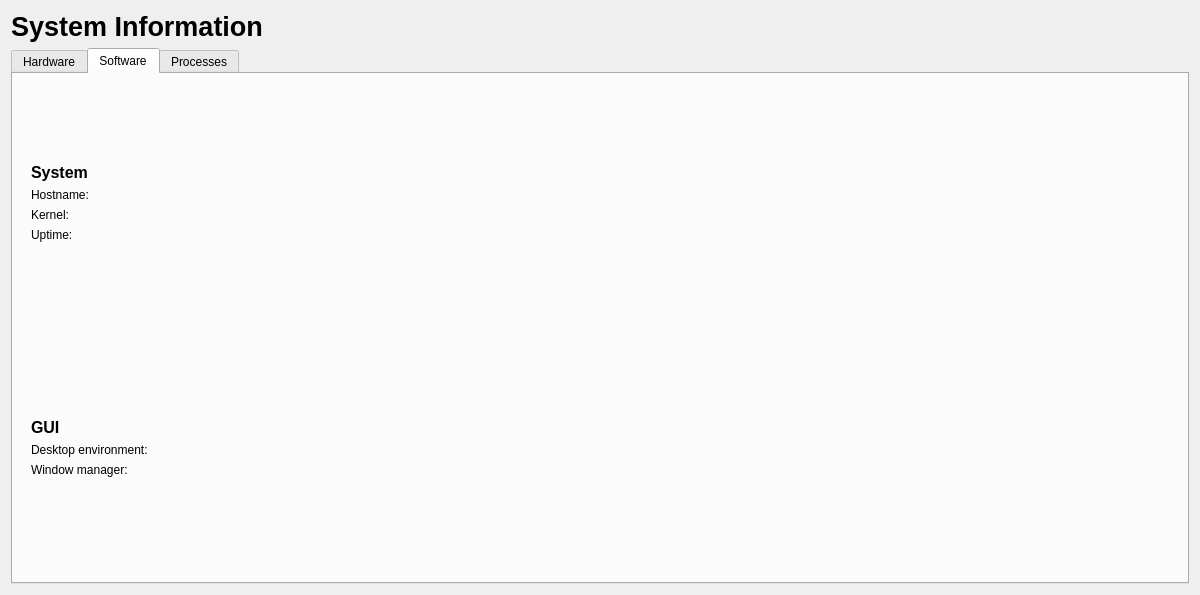
szabatoro/archcentral-thesis, file archcentral/ui/designer/sysinfo.ui: the form before one commit.
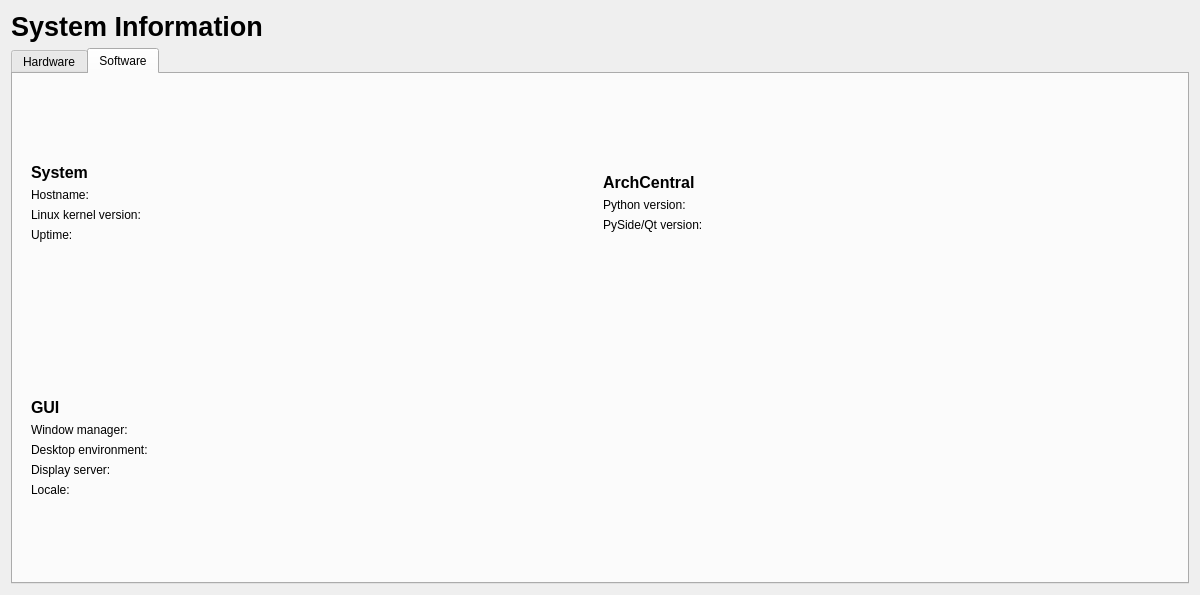
The form after the commit. The open tabs and pages were chosen to show the change. Custom widgets are drawn as their Qt base class.

Commit message: reworked sysinfo to use the threaded controller model and added some software info fetching

What changed in the file:
```diff
--- a/archcentral/ui/designer/sysinfo.ui
+++ b/archcentral/ui/designer/sysinfo.ui
@@ -296,74 +296,8 @@
       <attribute name="title">
        <string>Software</string>
       </attribute>
-      <layout class="QVBoxLayout" name="verticalLayout_7">
-       <item>
-        <widget class="QWidget" name="system" native="true">
-         <layout class="QVBoxLayout" name="verticalLayout_8">
-          <item>
-           <spacer name="verticalSpacer_7">
-            <property name="orientation">
-             <enum>Qt::Orientation::Vertical</enum>
-            </property>
-            <property name="sizeHint" stdset="0">
-             <size>
-              <width>20</width>
-              <height>40</height>
-             </size>
-            </property>
-           </spacer>
-          </item>
-          <item>
-           <widget class="QLabel" name="system_title">
-            <property name="font">
-             <font>
-              <pointsize>12</pointsize>
-              <bold>true</bold>
-             </font>
-            </property>
-            <property name="text">
-             <string>System</string>
-            </property>
-           </widget>
-          </item>
-          <item>
-           <widget class="QLabel" name="hostname">
-            <property name="text">
-             <string>Hostname:</string>
-            </property>
-           </widget>
-          </item>
-          <item>
-           <widget class="QLabel" name="kernel_name">
-            <property name="text">
-             <string>Kernel:</string>
-            </property>
-           </widget>
-          </item>
-          <item>
-           <widget class="QLabel" name="uptime">
-            <property name="text">
-             <string>Uptime: </string>
-            </property>
-           </widget>
-          </item>
-          <item>
-           <spacer name="verticalSpacer_8">
-            <property name="orientation">
-             <enum>Qt::Orientation::Vertical</enum>
-            </property>
-            <property name="sizeHint" stdset="0">
-             <size>
-              <width>20</width>
-              <height>40</height>
-             </size>
-            </property>
-           </spacer>
-          </item>
-         </layout>
-        </widget>
-       </item>
-       <item>
+      <layout class="QGridLayout" name="gridLayout">
+       <item row="1" column="0">
         <widget class="QWidget" name="gui" native="true">
          <property name="minimumSize">
           <size>
@@ -399,19 +333,33 @@
            </widget>
           </item>
           <item>
-           <widget class="QLabel" name="de">
-            <property name="text">
-             <string>Desktop environment:</string>
-            </property>
-           </widget>
-          </item>
-          <item>
-           <widget class="QLabel" name="wm">
+           <widget class="QLabel" name="wm_label">
             <property name="text">
              <string>Window manager:</string>
             </property>
            </widget>
           </item>
+          <item>
+           <widget class="QLabel" name="de_label">
+            <property name="text">
+             <string>Desktop environment:</string>
+            </property>
+           </widget>
+          </item>
+          <item>
+           <widget class="QLabel" name="ds">
+            <property name="text">
+             <string>Display server:</string>
+            </property>
+           </widget>
+          </item>
+          <item>
+           <widget class="QLabel" name="locale_label">
+            <property name="text">
+             <string>Locale: </string>
+            </property>
+           </widget>
+          </item>
           <item>
            <spacer name="verticalSpacer_10">
             <property name="orientation">
@@ -431,13 +379,134 @@
        <item>
         <widget class="QWidget" name="widget_3" native="true"/>
        </item>
+       <item row="0" column="0">
+        <widget class="QWidget" name="system" native="true">
+         <layout class="QVBoxLayout" name="verticalLayout_8">
+          <item>
+           <spacer name="verticalSpacer_7">
+            <property name="orientation">
+             <enum>Qt::Orientation::Vertical</enum>
+            </property>
+            <property name="sizeHint" stdset="0">
+             <size>
+              <width>20</width>
+              <height>40</height>
+             </size>
+            </property>
+           </spacer>
+          </item>
+          <item>
+           <widget class="QLabel" name="system_title">
+            <property name="font">
+             <font>
+              <pointsize>12</pointsize>
+              <bold>true</bold>
+             </font>
+            </property>
+            <property name="text">
+             <string>System</string>
+            </property>
+           </widget>
+          </item>
+          <item>
+           <widget class="QLabel" name="hostname">
+            <property name="text">
+             <string>Hostname:</string>
+            </property>
+           </widget>
+          </item>
+          <item>
+           <widget class="QLabel" name="kernelver_label">
+            <property name="text">
+             <string>Linux kernel version:</string>
+            </property>
+           </widget>
+          </item>
+          <item>
+           <widget class="QLabel" name="uptime">
+            <property name="text">
+             <string>Uptime: </string>
+            </property>
+           </widget>
+          </item>
+          <item>
+           <spacer name="verticalSpacer_8">
+            <property name="orientation">
+             <enum>Qt::Orientation::Vertical</enum>
+            </property>
+            <property name="sizeHint" stdset="0">
+             <size>
+              <width>20</width>
+              <height>40</height>
+             </size>
+            </property>
+           </spacer>
+          </item>
+         </layout>
+        </widget>
+       </item>
+       <item row="0" column="1">
+        <layout class="QVBoxLayout" name="archcentral">
+         <item>
+          <spacer name="verticalSpacer_11">
+           <property name="orientation">
+            <enum>Qt::Orientation::Vertical</enum>
+           </property>
+           <property name="sizeHint" stdset="0">
+            <size>
+             <width>20</width>
+             <height>40</height>
+            </size>
+           </property>
+          </spacer>
+         </item>
+         <item>
+          <widget class="QLabel" name="archcentral_title">
+           <property name="font">
+            <font>
+             <pointsize>12</pointsize>
+             <bold>true</bold>
+            </font>
+           </property>
+           <property name="text">
+            <string>ArchCentral</string>
+           </property>
+          </widget>
+         </item>
+         <item>
+          <widget class="QLabel" name="pythonver_label">
+           <property name="text">
+            <string>Python version:</string>
+           </property>
+          </widget>
+         </item>
+         <item>
+          <widget class="QLabel" name="pysidever_label">
+           <property name="text">
+            <string>PySide/Qt version:</string>
+           </property>
+          </widget>
+         </item>
+         <item>
+          <spacer name="verticalSpacer_12">
+           <property name="orientation">
+            <enum>Qt::Orientation::Vertical</enum>
+           </property>
+           <property name="sizeHint" stdset="0">
+            <size>
+             <width>20</width>
+             <height>40</height>
+            </size>
+           </property>
+          </spacer>
+         </item>
+        </layout>
+       </item>
+       <item row="1" column="1">
+        <layout class="QVBoxLayout" name="verticalLayout_10"/>
+       </item>
       </layout>
      </widget>
-     <widget class="QWidget" name="processes">
-      <attribute name="title">
-       <string>Processes</string>
-      </attribute>
-     </widget>
     </widget>
    </item>
   </layout>
```
Left out of the diff: 2 changed lines with no effect on the pictures. The commit also changes 3 other files.
